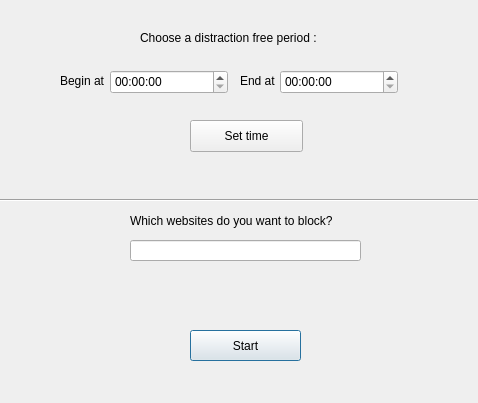
Above: GUI.ui from Sakelariev/information-diet before the change. Below: the same form after it.
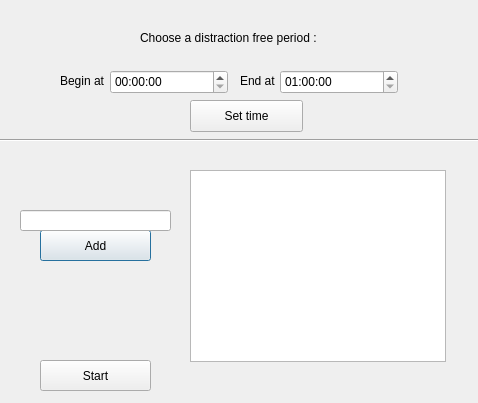
That is the form after the change.

Commit message: Added option to add new websites to a list widget and feed that items to the website list of the script

What changed in the file:
```diff
--- a/GUI.ui
+++ b/GUI.ui
@@ -32,6 +32,35 @@
      <height>24</height>
     </rect>
    </property>
+   <property name="locale">
+    <locale language="English" country="UnitedStates"/>
+   </property>
+   <property name="inputMethodHints">
+    <set>Qt::ImhPreferNumbers</set>
+   </property>
+   <property name="minimumTime">
+    <time>
+     <hour>1</hour>
+     <minute>0</minute>
+     <second>0</second>
+    </time>
+   </property>
+   <property name="currentSection">
+    <enum>QDateTimeEdit::HourSection</enum>
+   </property>
+   <property name="calendarPopup">
+    <bool>false</bool>
+   </property>
+   <property name="timeSpec">
+    <enum>Qt::LocalTime</enum>
+   </property>
+   <property name="time">
+    <time>
+     <hour>1</hour>
+     <minute>0</minute>
+     <second>0</second>
+    </time>
+   </property>
   </widget>
   <widget class="QLabel" name="label">
    <property name="geometry">
@@ -59,19 +88,6 @@
     <string>End at</string>
    </property>
   </widget>
-  <widget class="QLabel" name="label_3">
-   <property name="geometry">
-    <rect>
-     <x>130</x>
-     <y>200</y>
-     <width>231</width>
-     <height>41</height>
-    </rect>
-   </property>
-   <property name="text">
-    <string>Which websites do you want to block?</string>
-   </property>
-  </widget>
   <widget class="QLabel" name="label_4">
    <property name="geometry">
     <rect>
@@ -89,7 +105,7 @@
    <property name="geometry">
     <rect>
      <x>-10</x>
-     <y>190</y>
+     <y>130</y>
      <width>511</width>
      <height>20</height>
     </rect>
@@ -98,11 +114,11 @@
     <enum>Qt::Horizontal</enum>
    </property>
   </widget>
-  <widget class="QPushButton" name="startButton">
+  <widget class="QPushButton" name="addButton">
    <property name="geometry">
     <rect>
-     <x>190</x>
-     <y>330</y>
+     <x>40</x>
+     <y>230</y>
      <width>111</width>
      <height>31</height>
     </rect>
@@ -114,7 +130,7 @@
     <bool>false</bool>
    </property>
    <property name="text">
-    <string>Start</string>
+    <string>Add</string>
    </property>
    <property name="flat">
     <bool>false</bool>
@@ -123,9 +139,9 @@
   <widget class="QLineEdit" name="inputWebsite">
    <property name="geometry">
     <rect>
-     <x>130</x>
-     <y>240</y>
-     <width>231</width>
+     <x>20</x>
+     <y>210</y>
+     <width>151</width>
      <height>21</height>
     </rect>
    </property>
@@ -134,7 +150,7 @@
    <property name="geometry">
     <rect>
      <x>190</x>
-     <y>120</y>
+     <y>100</y>
      <width>113</width>
      <height>32</height>
     </rect>
@@ -143,6 +159,38 @@
     <string>Set time</string>
    </property>
   </widget>
+  <widget class="QListWidget" name="listWidget">
+   <property name="geometry">
+    <rect>
+     <x>190</x>
+     <y>170</y>
+     <width>256</width>
+     <height>192</height>
+    </rect>
+   </property>
+  </widget>
+  <widget class="QPushButton" name="startButton">
+   <property name="geometry">
+    <rect>
+     <x>40</x>
+     <y>360</y>
+     <width>111</width>
+     <height>31</height>
+    </rect>
+   </property>
+   <property name="cursor">
+    <cursorShape>PointingHandCursor</cursorShape>
+   </property>
+   <property name="mouseTracking">
+    <bool>false</bool>
+   </property>
+   <property name="text">
+    <string>Start</string>
+   </property>
+   <property name="flat">
+    <bool>false</bool>
+   </property>
+  </widget>
  </widget>
  <resources/>
  <connections/>
```
The commit also changes 2 other files.
